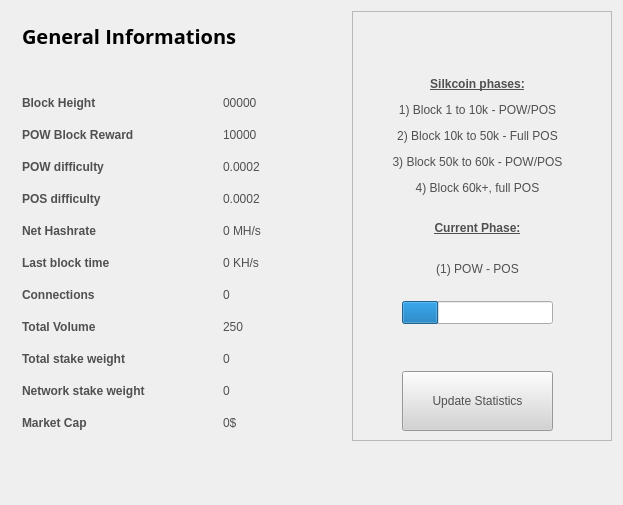
Qt form src/qt/forms/statisticspage.ui (shnurf/silkcoin) before a commit.
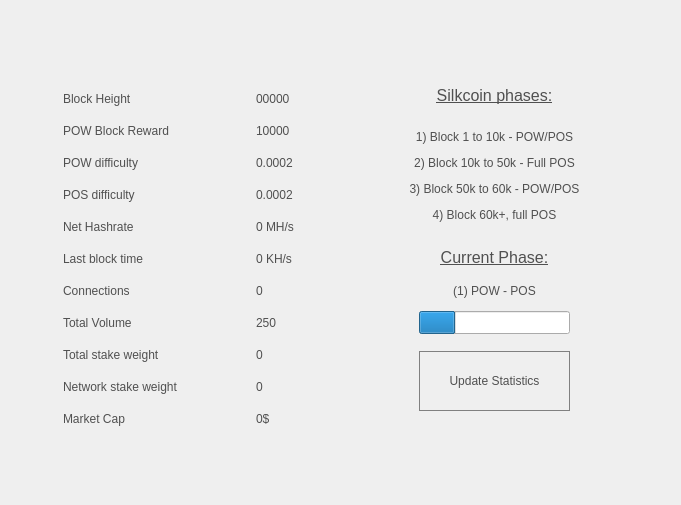
The same form after that commit. Icons and pictures are not drawn.

Patch:
```diff
--- a/src/qt/forms/statisticspage.ui
+++ b/src/qt/forms/statisticspage.ui
@@ -9,7 +9,7 @@
    <rect>
     <x>0</x>
     <y>0</y>
-    <width>623</width>
+    <width>681</width>
     <height>505</height>
    </rect>
   </property>
@@ -24,141 +24,72 @@
    <property name="sizeConstraint">
     <enum>QLayout::SetMaximumSize</enum>
    </property>
-   <item row="0" column="1">
-    <widget class="QFrame" name="frame">
-     <property name="minimumSize">
+   <property name="leftMargin">
+    <number>52</number>
+   </property>
+   <property name="rightMargin">
+    <number>22</number>
+   </property>
+   <item row="1" column="0" colspan="2">
+    <layout class="QVBoxLayout" name="verticalLayout">
+     <item>
+      <widget class="QLabel" name="label_2">
+       <property name="text">
+        <string>&lt;html&gt;&lt;head/&gt;&lt;body&gt;&lt;p align=&quot;center&quot;&gt;&lt;img src=&quot;:/icons/res/icons/statisticst.png&quot;/&gt;&lt;/p&gt;&lt;/body&gt;&lt;/html&gt;</string>
+       </property>
+      </widget>
+     </item>
+    </layout>
+   </item>
+   <item row="2" column="0" colspan="2">
+    <spacer name="verticalSpacer_2">
+     <property name="orientation">
+      <enum>Qt::Vertical</enum>
+     </property>
+     <property name="sizeType">
+      <enum>QSizePolicy::Fixed</enum>
+     </property>
+     <property name="sizeHint" stdset="0">
       <size>
-       <width>260</width>
-       <height>0</height>
+       <width>20</width>
+       <height>40</height>
       </size>
      </property>
-     <property name="frameShape">
-      <enum>QFrame::StyledPanel</enum>
+    </spacer>
+   </item>
+   <item row="0" column="0" colspan="2">
+    <spacer name="verticalSpacer_3">
+     <property name="orientation">
+      <enum>Qt::Vertical</enum>
      </property>
-     <property name="frameShadow">
-      <enum>QFrame::Raised</enum>
+     <property name="sizeType">
+      <enum>QSizePolicy::Fixed</enum>
      </property>
-     <widget class="QPushButton" name="startButton">
-      <property name="geometry">
-       <rect>
-        <x>50</x>
-        <y>360</y>
-        <width>151</width>
-        <height>60</height>
-       </rect>
-      </property>
-      <property name="sizePolicy">
-       <sizepolicy hsizetype="Fixed" vsizetype="Fixed">
-        <horstretch>0</horstretch>
-        <verstretch>0</verstretch>
-       </sizepolicy>
-      </property>
-      <property name="minimumSize">
-       <size>
-        <width>120</width>
-        <height>60</height>
-       </size>
-      </property>
-      <property name="styleSheet">
-       <string notr="true">background:lightgrey;</string>
-      </property>
-      <property name="text">
-       <string>Update Statistics</string>
-      </property>
-     </widget>
-     <widget class="QLabel" name="label">
-      <property name="geometry">
-       <rect>
-        <x>10</x>
-        <y>40</y>
-        <width>231</width>
-        <height>211</height>
-       </rect>
-      </property>
-      <property name="text">
-       <string>&lt;html&gt;&lt;head/&gt;&lt;body&gt;&lt;p align=&quot;center&quot;&gt;&lt;span style=&quot; font-weight:600; text-decoration: underline;&quot;&gt;Silkcoin phases:&lt;/span&gt;&lt;/p&gt;&lt;p align=&quot;center&quot;&gt;1) Block 1 to 10k - POW/POS&lt;/p&gt;&lt;p align=&quot;center&quot;&gt;2) Block 10k to 50k - Full POS&lt;/p&gt;&lt;p align=&quot;center&quot;&gt;3) Block 50k to 60k - POW/POS&lt;/p&gt;&lt;p align=&quot;center&quot;&gt;4) Block 60k+, full POS&lt;br/&gt;&lt;/p&gt;&lt;p align=&quot;center&quot;&gt;&lt;span style=&quot; font-weight:600; text-decoration: underline;&quot;&gt;Current Phase:&lt;/span&gt;&lt;/p&gt;&lt;/body&gt;&lt;/html&gt;</string>
-      </property>
-     </widget>
-     <widget class="QProgressBar" name="progressBar">
-      <property name="geometry">
-       <rect>
-        <x>50</x>
-        <y>290</y>
-        <width>151</width>
-        <height>23</height>
-       </rect>
-      </property>
-      <property name="value">
-       <number>24</number>
-      </property>
-      <property name="textVisible">
-       <bool>false</bool>
-      </property>
-     </widget>
-     <widget class="QLabel" name="cBox">
-      <property name="geometry">
-       <rect>
-        <x>80</x>
-        <y>250</y>
-        <width>91</width>
-        <height>16</height>
-       </rect>
-      </property>
-      <property name="text">
-       <string>&lt;html&gt;&lt;head/&gt;&lt;body&gt;&lt;p align=&quot;center&quot;&gt;(1) POW - POS&lt;/p&gt;&lt;/body&gt;&lt;/html&gt;</string>
-      </property>
-     </widget>
-    </widget>
+     <property name="sizeHint" stdset="0">
+      <size>
+       <width>20</width>
+       <height>10</height>
+      </size>
+     </property>
+    </spacer>
    </item>
-   <item row="0" column="0">
+   <item row="6" column="0" colspan="2">
+    <spacer name="verticalSpacer">
+     <property name="orientation">
+      <enum>Qt::Vertical</enum>
+     </property>
+     <property name="sizeHint" stdset="0">
+      <size>
+       <width>20</width>
+       <height>40</height>
+      </size>
+     </property>
+    </spacer>
+   </item>
+   <item row="5" column="0">
     <widget class="QFrame" name="gridFrame_2">
      <layout class="QGridLayout" name="gridLayout_4">
-      <item row="2" column="0">
-       <spacer name="verticalSpacer_2">
-        <property name="orientation">
-         <enum>Qt::Vertical</enum>
-        </property>
-        <property name="sizeHint" stdset="0">
-         <size>
-          <width>20</width>
-          <height>40</height>
-         </size>
-        </property>
-       </spacer>
-      </item>
-      <item row="1" column="0">
-       <layout class="QHBoxLayout" name="horizontalLayout_4">
-        <property name="spacing">
-         <number>7</number>
-        </property>
-        <item>
-         <widget class="QLabel" name="label_5">
-          <property name="font">
-           <font>
-            <family>Open Sans,sans-serif</family>
-           </font>
-          </property>
-          <property name="text">
-           <string>&lt;html&gt;&lt;head/&gt;&lt;body&gt;&lt;p&gt;&lt;span style=&quot; font-size:20px; font-weight:600; color:#000000;&quot;&gt;General Informations&lt;/span&gt;&lt;/p&gt;&lt;/body&gt;&lt;/html&gt;</string>
-          </property>
-         </widget>
-        </item>
-        <item>
-         <spacer name="horizontalSpacer_2">
-          <property name="orientation">
-           <enum>Qt::Horizontal</enum>
-          </property>
-          <property name="sizeHint" stdset="0">
-           <size>
-            <width>40</width>
-            <height>20</height>
-           </size>
-          </property>
-         </spacer>
-        </item>
-       </layout>
-      </item>
-      <item row="3" column="0" rowspan="2">
+      <item row="2" column="0" rowspan="2">
        <layout class="QFormLayout" name="formLayout_2">
         <property name="fieldGrowthPolicy">
          <enum>QFormLayout::FieldsStayAtSizeHint</enum>
@@ -175,7 +106,7 @@
         <item row="1" column="0">
          <widget class="QLabel" name="label_14">
           <property name="text">
-           <string>&lt;html&gt;&lt;head/&gt;&lt;body&gt;&lt;p&gt;&lt;span style=&quot; font-weight:600;&quot;&gt;Block Height&lt;/span&gt;&lt;/p&gt;&lt;/body&gt;&lt;/html&gt;</string>
+           <string>&lt;html&gt;&lt;head/&gt;&lt;body&gt;&lt;p&gt;Block Height&lt;/p&gt;&lt;/body&gt;&lt;/html&gt;</string>
           </property>
          </widget>
         </item>
@@ -189,7 +120,7 @@
         <item row="2" column="0">
          <widget class="QLabel" name="label_12">
           <property name="text">
-           <string>&lt;html&gt;&lt;head/&gt;&lt;body&gt;&lt;p&gt;&lt;span style=&quot; font-weight:600;&quot;&gt;POW Block Reward&lt;/span&gt;&lt;/p&gt;&lt;/body&gt;&lt;/html&gt;</string>
+           <string>&lt;html&gt;&lt;head/&gt;&lt;body&gt;&lt;p&gt;POW Block Reward&lt;/p&gt;&lt;/body&gt;&lt;/html&gt;</string>
           </property>
          </widget>
         </item>
@@ -203,7 +134,7 @@
         <item row="3" column="0">
          <widget class="QLabel" name="label_13">
           <property name="text">
-           <string>&lt;html&gt;&lt;head/&gt;&lt;body&gt;&lt;p&gt;&lt;span style=&quot; font-weight:600;&quot;&gt;POW difficulty&lt;/span&gt;&lt;/p&gt;&lt;/body&gt;&lt;/html&gt;</string>
+           <string>&lt;html&gt;&lt;head/&gt;&lt;body&gt;&lt;p&gt;POW difficulty&lt;/p&gt;&lt;/body&gt;&lt;/html&gt;</string>
           </property>
          </widget>
         </item>
@@ -217,7 +148,7 @@
         <item row="4" column="0">
          <widget class="QLabel" name="label_9">
           <property name="text">
-           <string>&lt;html&gt;&lt;head/&gt;&lt;body&gt;&lt;p&gt;&lt;span style=&quot; font-weight:600;&quot;&gt;POS difficulty&lt;/span&gt;&lt;/p&gt;&lt;/body&gt;&lt;/html&gt;</string>
+           <string>&lt;html&gt;&lt;head/&gt;&lt;body&gt;&lt;p&gt;POS difficulty&lt;/p&gt;&lt;/body&gt;&lt;/html&gt;</string>
           </property>
          </widget>
         </item>
@@ -231,7 +162,7 @@
         <item row="5" column="0">
          <widget class="QLabel" name="label_16">
           <property name="text">
-           <string>&lt;html&gt;&lt;head/&gt;&lt;body&gt;&lt;p&gt;&lt;span style=&quot; font-weight:600;&quot;&gt;Net Hashrate&lt;/span&gt;&lt;/p&gt;&lt;/body&gt;&lt;/html&gt;</string>
+           <string>&lt;html&gt;&lt;head/&gt;&lt;body&gt;&lt;p&gt;Net Hashrate&lt;/p&gt;&lt;/body&gt;&lt;/html&gt;</string>
           </property>
          </widget>
         </item>
@@ -251,7 +182,7 @@
            </sizepolicy>
           </property>
           <property name="text">
-           <string>&lt;html&gt;&lt;head/&gt;&lt;body&gt;&lt;p&gt;&lt;span style=&quot; font-weight:600;&quot;&gt;Last block time&lt;/span&gt;&lt;/p&gt;&lt;/body&gt;&lt;/html&gt;</string>
+           <string>&lt;html&gt;&lt;head/&gt;&lt;body&gt;&lt;p&gt;Last block time&lt;/p&gt;&lt;/body&gt;&lt;/html&gt;</string>
           </property>
          </widget>
         </item>
@@ -265,7 +196,7 @@
         <item row="7" column="0">
          <widget class="QLabel" name="label1_2">
           <property name="text">
-           <string>&lt;html&gt;&lt;head/&gt;&lt;body&gt;&lt;p&gt;&lt;span style=&quot; font-weight:600;&quot;&gt;Connections&lt;/span&gt;&lt;/p&gt;&lt;/body&gt;&lt;/html&gt;</string>
+           <string>&lt;html&gt;&lt;head/&gt;&lt;body&gt;&lt;p&gt;Connections&lt;/p&gt;&lt;/body&gt;&lt;/html&gt;</string>
           </property>
          </widget>
         </item>
@@ -279,7 +210,7 @@
         <item row="8" column="0">
          <widget class="QLabel" name="label_8">
           <property name="text">
-           <string>&lt;html&gt;&lt;head/&gt;&lt;body&gt;&lt;p&gt;&lt;span style=&quot; font-weight:600;&quot;&gt;Total Volume&lt;/span&gt;&lt;/p&gt;&lt;/body&gt;&lt;/html&gt;</string>
+           <string>&lt;html&gt;&lt;head/&gt;&lt;body&gt;&lt;p&gt;Total Volume&lt;/p&gt;&lt;/body&gt;&lt;/html&gt;</string>
           </property>
          </widget>
         </item>
@@ -293,7 +224,7 @@
         <item row="9" column="0">
          <widget class="QLabel" name="label_10">
           <property name="text">
-           <string>&lt;html&gt;&lt;head/&gt;&lt;body&gt;&lt;p&gt;&lt;span style=&quot; font-weight:600;&quot;&gt;Total stake weight&lt;/span&gt;&lt;/p&gt;&lt;/body&gt;&lt;/html&gt;</string>
+           <string>&lt;html&gt;&lt;head/&gt;&lt;body&gt;&lt;p&gt;Total stake weight&lt;/p&gt;&lt;/body&gt;&lt;/html&gt;</string>
           </property>
          </widget>
         </item>
@@ -307,7 +238,7 @@
         <item row="10" column="0">
          <widget class="QLabel" name="label_11">
           <property name="text">
-           <string>&lt;html&gt;&lt;head/&gt;&lt;body&gt;&lt;p&gt;&lt;span style=&quot; font-weight:600;&quot;&gt;Network stake weight&lt;/span&gt;&lt;/p&gt;&lt;/body&gt;&lt;/html&gt;</string>
+           <string>&lt;html&gt;&lt;head/&gt;&lt;body&gt;&lt;p&gt;Network stake weight&lt;/p&gt;&lt;/body&gt;&lt;/html&gt;</string>
           </property>
          </widget>
         </item>
@@ -321,7 +252,7 @@
         <item row="11" column="0">
          <widget class="QLabel" name="label_17">
           <property name="text">
-           <string>&lt;html&gt;&lt;head/&gt;&lt;body&gt;&lt;p&gt;&lt;span style=&quot; font-weight:600;&quot;&gt;Market Cap&lt;/span&gt;&lt;/p&gt;&lt;/body&gt;&lt;/html&gt;</string>
+           <string>&lt;html&gt;&lt;head/&gt;&lt;body&gt;&lt;p&gt;Market Cap&lt;/p&gt;&lt;/body&gt;&lt;/html&gt;</string>
           </property>
          </widget>
         </item>
@@ -337,18 +268,85 @@
      </layout>
     </widget>
    </item>
-   <item row="1" column="0">
-    <spacer name="verticalSpacer">
-     <property name="orientation">
-      <enum>Qt::Vertical</enum>
-     </property>
-     <property name="sizeHint" stdset="0">
+   <item row="5" column="1">
+    <widget class="QFrame" name="frame">
+     <property name="minimumSize">
       <size>
-       <width>20</width>
-       <height>40</height>
+       <width>260</width>
+       <height>0</height>
       </size>
      </property>
-    </spacer>
+     <widget class="QPushButton" name="startButton">
+      <property name="geometry">
+       <rect>
+        <x>60</x>
+        <y>270</y>
+        <width>151</width>
+        <height>60</height>
+       </rect>
+      </property>
+      <property name="sizePolicy">
+       <sizepolicy hsizetype="Fixed" vsizetype="Fixed">
+        <horstretch>0</horstretch>
+        <verstretch>0</verstretch>
+       </sizepolicy>
+      </property>
+      <property name="minimumSize">
+       <size>
+        <width>120</width>
+        <height>60</height>
+       </size>
+      </property>
+      <property name="styleSheet">
+       <string notr="true">background:none;border:1px solid grey</string>
+      </property>
+      <property name="text">
+       <string>Update Statistics</string>
+      </property>
+     </widget>
+     <widget class="QLabel" name="label">
+      <property name="geometry">
+       <rect>
+        <x>20</x>
+        <y>0</y>
+        <width>231</width>
+        <height>191</height>
+       </rect>
+      </property>
+      <property name="text">
+       <string>&lt;html&gt;&lt;head/&gt;&lt;body&gt;&lt;p align=&quot;center&quot;&gt;&lt;span style=&quot; font-size:12pt; text-decoration: underline;&quot;&gt;Silkcoin phases:&lt;/span&gt;&lt;br/&gt;&lt;/p&gt;&lt;p align=&quot;center&quot;&gt;1) Block 1 to 10k - POW/POS&lt;/p&gt;&lt;p align=&quot;center&quot;&gt;2) Block 10k to 50k - Full POS&lt;/p&gt;&lt;p align=&quot;center&quot;&gt;3) Block 50k to 60k - POW/POS&lt;/p&gt;&lt;p align=&quot;center&quot;&gt;4) Block 60k+, full POS&lt;br/&gt;&lt;/p&gt;&lt;p align=&quot;center&quot;&gt;&lt;span style=&quot; font-size:12pt; text-decoration: underline;&quot;&gt;Current Phase:&lt;/span&gt;&lt;/p&gt;&lt;/body&gt;&lt;/html&gt;</string>
+      </property>
+     </widget>
+     <widget class="QProgressBar" name="progressBar">
+      <property name="geometry">
+       <rect>
+        <x>60</x>
+        <y>230</y>
+        <width>151</width>
+        <height>23</height>
+       </rect>
+      </property>
+      <property name="value">
+       <number>24</number>
+      </property>
+      <property name="textVisible">
+       <bool>false</bool>
+      </property>
+     </widget>
+     <widget class="QLabel" name="cBox">
+      <property name="geometry">
+       <rect>
+        <x>90</x>
+        <y>200</y>
+        <width>91</width>
+        <height>20</height>
+       </rect>
+      </property>
+      <property name="text">
+       <string>&lt;html&gt;&lt;head/&gt;&lt;body&gt;&lt;p align=&quot;center&quot;&gt;(1) POW - POS&lt;/p&gt;&lt;/body&gt;&lt;/html&gt;</string>
+      </property>
+     </widget>
+    </widget>
    </item>
   </layout>
  </widget>
```
Left out of the diff: 2 changed lines with no effect on the pictures.
